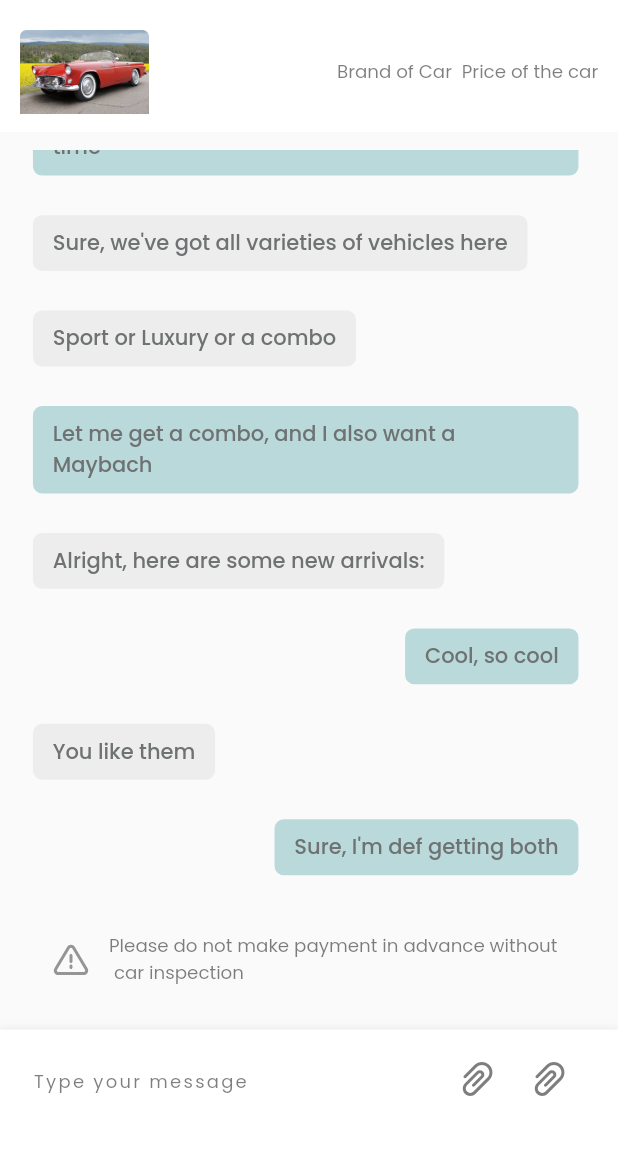
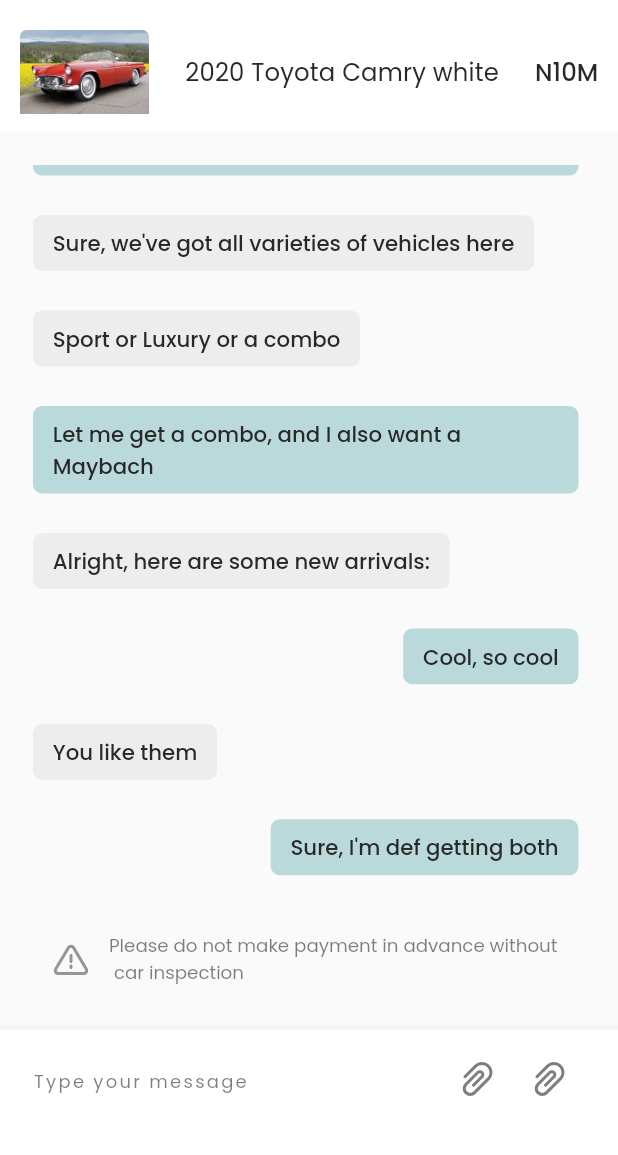
Before and after one commit to OjoMutiu/oloworay_autos, a Flutter app: the ChatRoom screen opened by its route, on a phone screen of 412 x 824 dp, the part 72-1227 px from its top. Run offline on Flutter 3.47's test engine with Material 2 defaults, Android fonts, the phone set to English and light mode, and no system bars; our stand-ins replace flutter_svg, get; missing offline and left inert: fl_country_code_picker.

Commit message:
Message UI update

```diff
--- a/lib/pages/message/chat_room.dart
+++ b/lib/pages/message/chat_room.dart
@@ -76,16 +76,23 @@ class ChatRoom extends StatelessWidget {
               children: [
                 Image.asset('assets/images/home/image10.png'),
                 Text(
-                  'Brand of Car ' + ' Price of the car',
-                  style: TextStyle(
-                    color: AppColors.black60,
-                    fontSize: AppDimension.font12,
-                    fontWeight: FontWeight.w400,
+                  '2020 Toyota Camry white',
+                  style: Theme.of(context).textTheme.titleSmall?.copyWith(
+                    color: AppColors.black100,
+                    fontSize: AppDimension.font16,
+                  ),
+                ),
+                Text(
+                  'N10M',
+                  style: Theme.of(context).textTheme.titleMedium?.copyWith(
+                    color: AppColors.black100,
+                    fontSize: AppDimension.font16,
                   ),
                 )
               ],
             ),
           ),
+          SizedBox(height: 10),
           Expanded(
               child: ListView.builder(
             reverse: true,
@@ -112,7 +119,12 @@ class ChatRoom extends StatelessWidget {
                         borderRadius:
                             BorderRadius.circular(AppDimension.height6)),
                     child:
-                        Text(messageController.userMessages[index].textMessage),
+                        Text(messageController.userMessages[index].textMessage,
+                          style: Theme.of(context).textTheme.bodyMedium?.copyWith(
+                            color: AppColors.black100,
+                            fontSize: AppDimension.font14
+                          ),
+                        ),
                   ),
                 ),
               );
```
